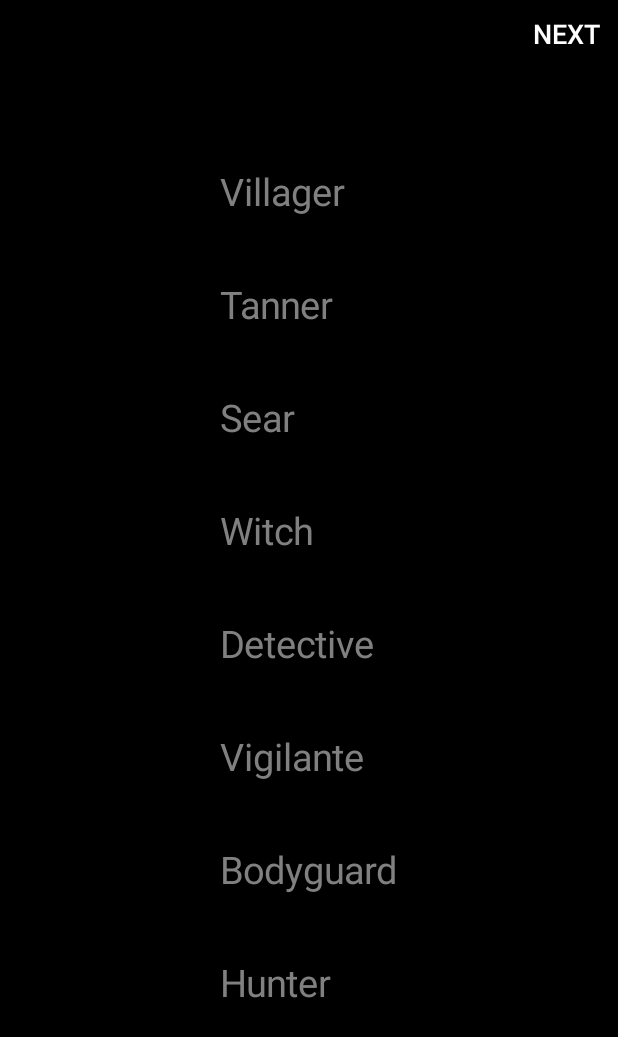
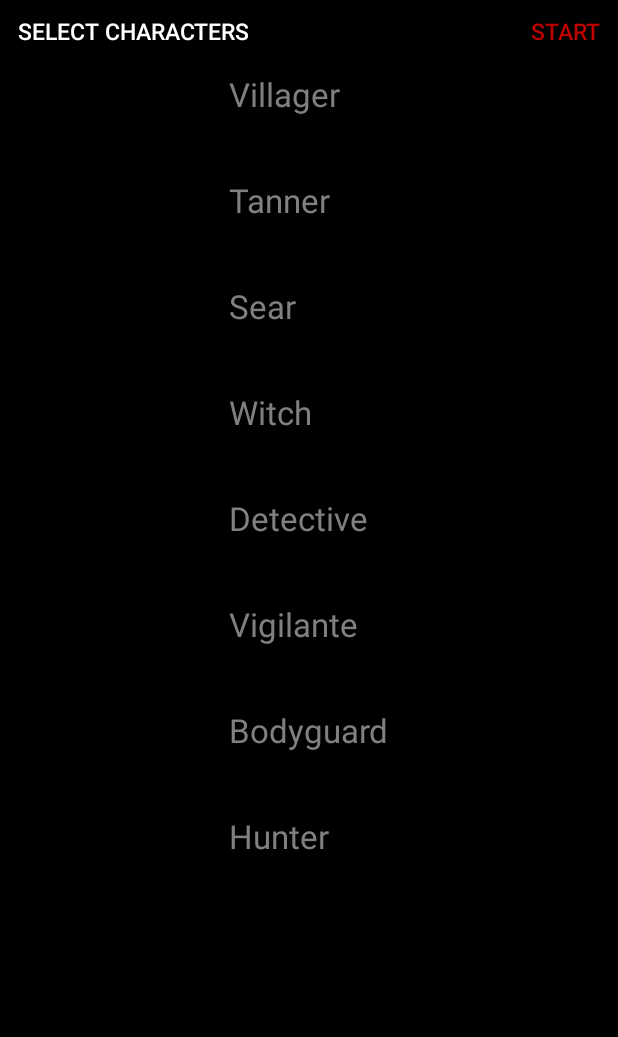
Before and after one commit to brianhk1231/ww1, an Android app: the fragment charFragment placed in its activity, on a phone screen of 412 x 824 dp. Shown: the top 1037 px of the screen. Run offline under Robolectric (Android 15) with nearby library versions, the phone set to English and light mode, and no system bars.

Commit message:
updated char page

```diff
--- a/app/src/main/java/com/example/brian/ww1/charFragment.java
+++ b/app/src/main/java/com/example/brian/ww1/charFragment.java
@@ -1,7 +1,9 @@
 package com.example.brian.ww1;
 
 
+import android.app.AlertDialog;
 import android.content.Context;
+import android.content.DialogInterface;
 import android.graphics.Color;
 import android.os.Bundle;
 import android.support.v4.app.Fragment;
@@ -11,14 +13,19 @@ import android.view.MotionEvent;
 import android.view.View;
 import android.view.ViewGroup;
 import android.view.inputmethod.InputMethodManager;
+import android.webkit.HttpAuthHandler;
+import android.widget.Button;
 import android.widget.EditText;
 import android.widget.LinearLayout;
 import android.widget.TextView;
+import android.widget.Toast;
 
 import org.w3c.dom.Text;
 
+import java.lang.reflect.Array;
 import java.util.ArrayList;
 import java.util.Arrays;
+import java.util.HashMap;
 
 
 /**
@@ -29,9 +36,16 @@ public class charFragment extends android.support.v4.app.Fragment {
     View view;
     int num = 0;
     LinearLayout layout;
+    TextView heading;
+    Button start;
     ArrayList<String> charList = new ArrayList<>(Arrays.asList(new String[] {"Villager","Tanner","Sear","Witch", "Detective", "Vigilante", "Bodyguard", "Hunter"}));
     ArrayList<String> sendList = new ArrayList<String>();
-//    TextView numww;
+    HashMap<String, ArrayList<EditText>> textMap = new HashMap<>();
+    HashMap<String,ArrayList<String>> charMap = new HashMap<>();
+
+    //HashMap of EditText to String for temp names and restore
+    HashMap<EditText, String> editTemp = new HashMap<>();
+
     public charFragment() {
         // Required empty public constructor
     }
@@ -44,13 +58,50 @@ public class charFragment extends android.support.v4.app.Fragment {
         view = inflater.inflate(R.layout.fragment_char, container, false);
         imm = (InputMethodManager) getActivity().getSystemService(Context.INPUT_METHOD_SERVICE);
         layout = (LinearLayout) view.findViewById(R.id.linearLayout);
-
+        start = (Button) view.findViewById(R.id.buttonStart);
+        heading = (TextView) view.findViewById(R.id.textView);
         addWerewolf(num);
         for (String s:charList){
             addChar(s);
         }
 
+        start.setOnClickListener(new View.OnClickListener() {
+            public void onClick(View v) {
+                charMap = new HashMap<>();
+                String test = "";
+                for (String s:textMap.keySet()){
+                    for (EditText e:textMap.get(s)) {
+                        String playerName = e.getText().toString();
+                        if (playerName.length() > 0) {
+                            test += s + ": " + playerName + "\n";
+                            if (charMap.containsKey(s)) {
+                                charMap.get(s).add(playerName);
+                            } else {
+                                ArrayList<String> playerList = new ArrayList<>();
+                                playerList.add(playerName);
+                                charMap.put(s, playerList);
+                            }
 
+                        }
+                    }
+
+                }
+                //heading.setText(test);
+                new AlertDialog.Builder(getContext())
+                        .setTitle("Lock in characters?")
+                        .setMessage(charMap.toString())
+                        .setIcon(null)
+                        .setPositiveButton(android.R.string.yes, new DialogInterface.OnClickListener() {
+
+                            public void onClick(DialogInterface dialog, int whichButton) {
+                                //Implement with game class
+                                //Start Game
+                                //Add Fragment
+                            }})
+                        .setNegativeButton(android.R.string.no, null).show();
+
+            }
+        });
 
         return view;
     }
@@ -59,7 +110,7 @@ public class charFragment extends android.support.v4.app.Fragment {
         final TextView tv = new TextView(getContext());
         tv.setText(character);
         tv.setTextColor(Color.parseColor("#808080"));
-        tv.setTextSize(TypedValue.COMPLEX_UNIT_DIP, 25);
+        tv.setTextSize(TypedValue.COMPLEX_UNIT_DIP, 22);
         tv.setClickable(true);
         tv.setFocusable(true);
 
@@ -68,7 +119,7 @@ public class charFragment extends android.support.v4.app.Fragment {
         final EditText tv2 = new EditText(getContext());
         tv2.setText("");
 
-        tv2.setHintTextColor(Color.parseColor("#808080"));
+//        tv2.setHintTextColor(Color.parseColor("#808080"));
         tv2.setTextColor(Color.parseColor("#FFFFFF"));
         tv2.setTextSize(TypedValue.COMPLEX_UNIT_DIP, 15);
 
@@ -80,7 +131,7 @@ public class charFragment extends android.support.v4.app.Fragment {
 
             @Override
             public void onClick(View v) {
-                System.out.println(sendList);
+                //System.out.println(sendList);
                 if (!(sendList.contains(tv.getText().toString()))) {
                     tv2.setFocusableInTouchMode(true);
                     tv2.requestFocus();
@@ -88,18 +139,35 @@ public class charFragment extends android.support.v4.app.Fragment {
                     tv.setTextColor(Color.parseColor("#FFFFFF"));
                     tv2.setTextColor(Color.parseColor("#FFFFFF"));
                     sendList.add(tv.getText().toString());
-                    System.out.println("ADDED: " + sendList);
+                    tv2.setText(editTemp.get(tv2));
+                    if (tv2.getText().toString().length() > 0) {
+                        tv2.selectAll();
+                    }
+                    //System.out.println("ADDED: " + sendList);
                 }
                 else if (sendList.contains(tv.getText().toString())) {
                     tv.setTextColor(Color.parseColor("#808080"));
                     tv2.setTextColor(Color.parseColor("#808080"));
+                    editTemp.put(tv2, tv2.getText().toString());
+                    tv2.setText("");
                     imm.hideSoftInputFromWindow(view.getWindowToken(), 0);
                     sendList.remove(tv.getText().toString());
-                    System.out.println("REMOVED: " + sendList);
+                    //System.out.println("REMOVED: " + sendList);
+
                 }
 
             }
         });
+        if (textMap.containsKey(character)){
+            textMap.get(character).add(tv2);
+        }
+        else{
+            ArrayList<EditText> editList = new ArrayList<>();
+            editList.add(tv2);
+            textMap.put(character, editList);
+        }
+
+        editTemp.put(tv2, "");
 
         layout.addView(tv2);
 
@@ -108,7 +176,7 @@ public class charFragment extends android.support.v4.app.Fragment {
     public void addWerewolf(int i){
         int j = 1;
         while ( j <= i){
-            addChar("Werewolf " + (j));
+            addChar("Werewolf");
             j++;
         }
     }
--- a/app/src/main/res/layout/fragment_char.xml
+++ b/app/src/main/res/layout/fragment_char.xml
@@ -11,38 +11,57 @@
     <!-- TODO: Update blank fragment layout -->
 
     <Button
-        android:id="@+id/buttonNext"
+        android:id="@+id/buttonStart"
         style="@style/Widget.AppCompat.Button.Borderless"
         android:layout_width="match_parent"
-        android:layout_height="match_parent"
+        android:layout_height="wrap_content"
         android:gravity="right"
-        android:textSize="18dp"
+        android:textSize="15dp"
+        android:text="Start"
+        app:layout_constraintLeft_toRightOf="@+id/textView"
+        app:layout_constraintBottom_toTopOf="@id/scrollView"
+        android:textColor="@color/colorAccent" />
 
-        android:text="Next"
-        android:textColor="#FFFFFF" />
+    <TextView
+        app:layout_constraintRight_toLeftOf="@+id/buttonStart"
+        android:id="@+id/textView"
+        android:layout_width="wrap_content"
+        android:layout_height="wrap_content"
+        android:gravity=""
+        android:textSize="15dp"
+        android:text="Select Characters "
+        style="@style/Widget.AppCompat.Button.Borderless"
+        app:layout_constraintBottom_toTopOf="@id/scrollView"
+        android:textColor="#FFFFFF"
+
+        />
 
     <ScrollView
+        android:id="@+id/scrollView"
+        android:layout_width="fill_parent"
+        android:layout_height="wrap_content"
+
+
         app:layout_constraintBottom_toBottomOf="parent"
         app:layout_constraintLeft_toLeftOf="parent"
         app:layout_constraintRight_toRightOf="parent"
-        app:layout_constraintTop_toTopOf="parent"
-        android:layout_centerVertical="true"
-        android:layout_width="fill_parent"
-        android:layout_height="wrap_content"
-        >
+        app:layout_constraintTop_toBottomOf="@+id/textView"
+        android:overScrollMode="never">
 
         <LinearLayout
-            android:layout_gravity="center_horizontal"
-            android:gravity="center"
             android:id="@+id/linearLayout"
             android:layout_width="wrap_content"
             android:layout_height="wrap_content"
+            android:layout_gravity="center"
+            android:gravity="center"
             android:orientation="vertical"
-
 
 
             />
 
 
     </ScrollView>
+
+
+
 </android.support.constraint.ConstraintLayout>
--- a/app/src/main/res/layout/fragment_home.xml
+++ b/app/src/main/res/layout/fragment_home.xml
@@ -29,7 +29,7 @@
         android:layout_below="@+id/werewolfText"
         android:layout_marginEnd="8dp"
         android:text="Start"
-        android:textColor="#808080"
+        android:textColor="@color/colorAccent"
         app:layout_constraintEnd_toEndOf="@+id/werewolfText"
         app:layout_constraintStart_toStartOf="@+id/werewolfText"
         app:layout_constraintTop_toBottomOf="@+id/werewolfText" />
--- a/app/src/main/res/layout/fragment_werewolf.xml
+++ b/app/src/main/res/layout/fragment_werewolf.xml
@@ -53,10 +53,10 @@
         android:layout_width="match_parent"
         android:layout_height="match_parent"
         android:gravity="right"
-        android:textSize="18dp"
+        android:textSize="15dp"
 
         android:text="Next"
-        android:textColor="#FFFFFF" />
+        android:textColor="@color/colorAccent" />
 
 
 
--- a/app/src/main/res/values/colors.xml
+++ b/app/src/main/res/values/colors.xml
@@ -2,5 +2,5 @@
 <resources>
     <color name="colorPrimary">#3F51B5</color>
     <color name="colorPrimaryDark">#303F9F</color>
-    <color name="colorAccent">#FF4081</color>
+    <color name="colorAccent">#C00000</color>
 </resources>
```
Also changed, not shown: app/src/main/java/com/example/brian/ww1/Character.java (added, +45 -0 lines), app/src/main/java/com/example/brian/ww1/Seer.java (added, +19 -0 lines), app/src/main/java/com/example/brian/ww1/Werewolf.java (added, +14 -0 lines), app/src/main/java/com/example/brian/ww1/Witch.java (added, +34 -0 lines).
